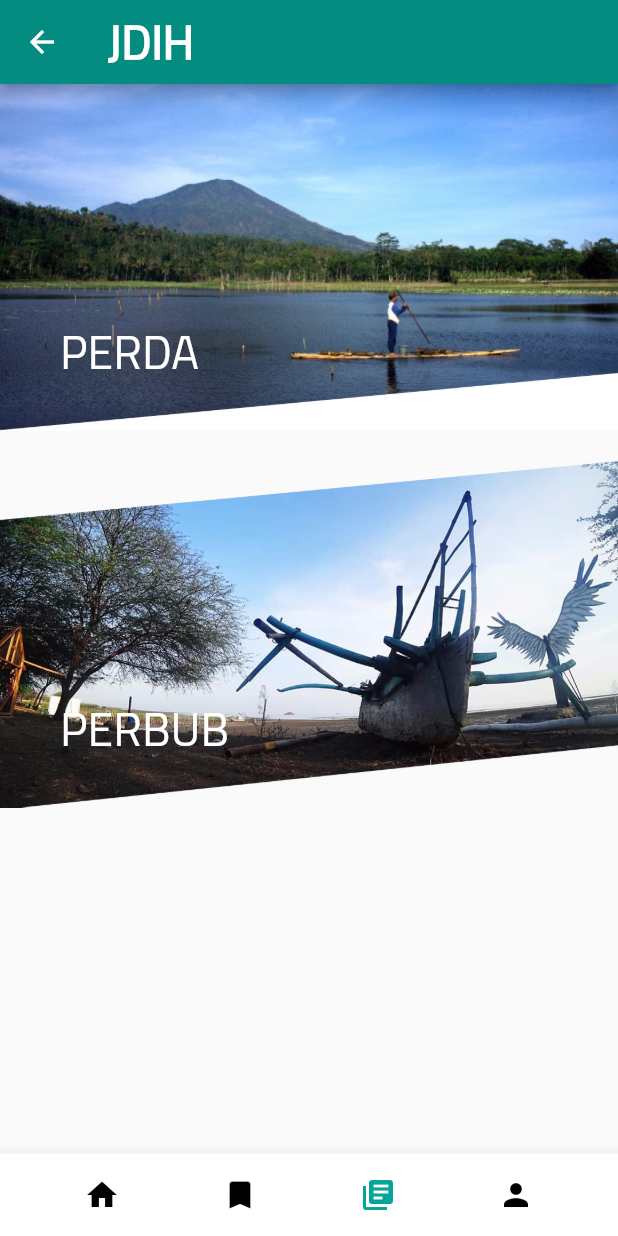
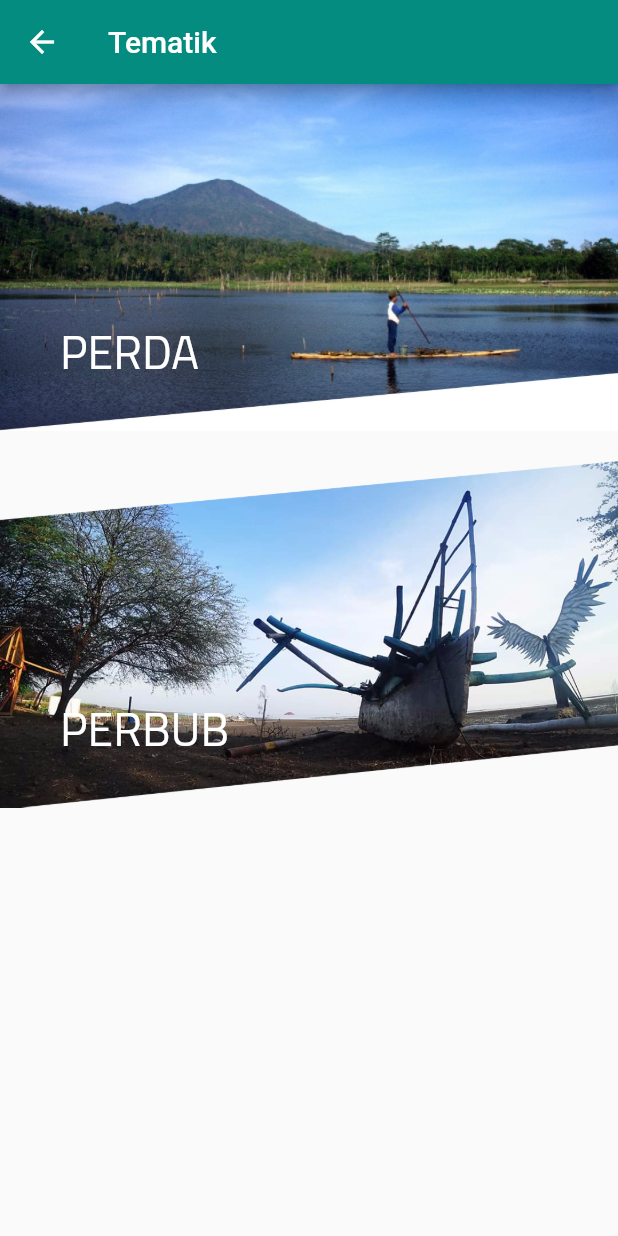
Before and after one commit to renalazy/jdih_app, a Flutter app: the TematikPage screen opened directly, on a phone screen of 412 x 824 dp. Run offline on Flutter 3.47's test engine with Material 2 defaults, Android fonts, the phone set to English and light mode, and no system bars; missing offline and left inert: dart:ffi, flutter_pdfview, timeline_list.

Commit message:
perbaikan pada menu home

```diff
--- a/lib/tematik.dart
+++ b/lib/tematik.dart
@@ -13,6 +13,7 @@ class TematikApp extends StatelessWidget {
   @override
   Widget build(BuildContext context) {
     return MaterialApp(
+      debugShowCheckedModeBanner: false,
       home: TematikPage(),
     );
   }
@@ -28,49 +29,9 @@ class _TematikPageState extends State<TematikPage> {
   Widget build(BuildContext context) {
     final appbarContent = AppBar(
       title: Text(
-        'JDIH',
-        style: TextStyle(
-            fontSize: 31.0,
-            fontFamily: 'TitilliumWeb',
-            fontWeight: FontWeight.bold,
-            color: Colors.white),
+        'Tematik',
       ),
       backgroundColor: Color(0xFF038C7F),
-    );
-
-    final makeBottom = Container(
-      height: 55.0,
-      child: BottomAppBar(
-        color: Colors.white,
-        child: Row(
-          mainAxisAlignment: MainAxisAlignment.spaceEvenly,
-          children: <Widget>[
-            IconButton(
-              icon: Icon(Icons.home),
-              color: Colors.black,
-              onPressed: () {},
-            ),
-            IconButton(
-              icon: Icon(Icons.bookmark),
-              color: Colors.black,
-              onPressed: () {},
-            ),
-            IconButton(
-              icon: Icon(Icons.library_books),
-              color: Color(0xFF03A696),
-              onPressed: () {
-                Navigator.push(context,
-                    MaterialPageRoute(builder: (context) => TematikPage()));
-              },
-            ),
-            IconButton(
-              icon: Icon(Icons.person),
-              color: Colors.black,
-              onPressed: () {},
-            ),
-          ],
-        ),
-      ),
     );
 
     final bodyContent = SafeArea(
@@ -78,8 +39,8 @@ class _TematikPageState extends State<TematikPage> {
         children: <Widget>[
           GestureDetector(
             onTap: () {
-              Navigator.push(context,
-                  MaterialPageRoute(builder: (context) => DownloadsPage()));
+              // Navigator.push(context,
+              //     MaterialPageRoute(builder: (context) => DownloadsPage()));
             },
             child: Container(
               child: Stack(
@@ -134,7 +95,6 @@ class _TematikPageState extends State<TematikPage> {
     return Scaffold(
       appBar: appbarContent,
       body: bodyContent,
-      bottomNavigationBar: makeBottom,
     );
   }
 }
```
Also changed, not shown: lib/home.dart (+20 -19 lines), lib/search.dart (+10 -7 lines), pubspec.lock.
